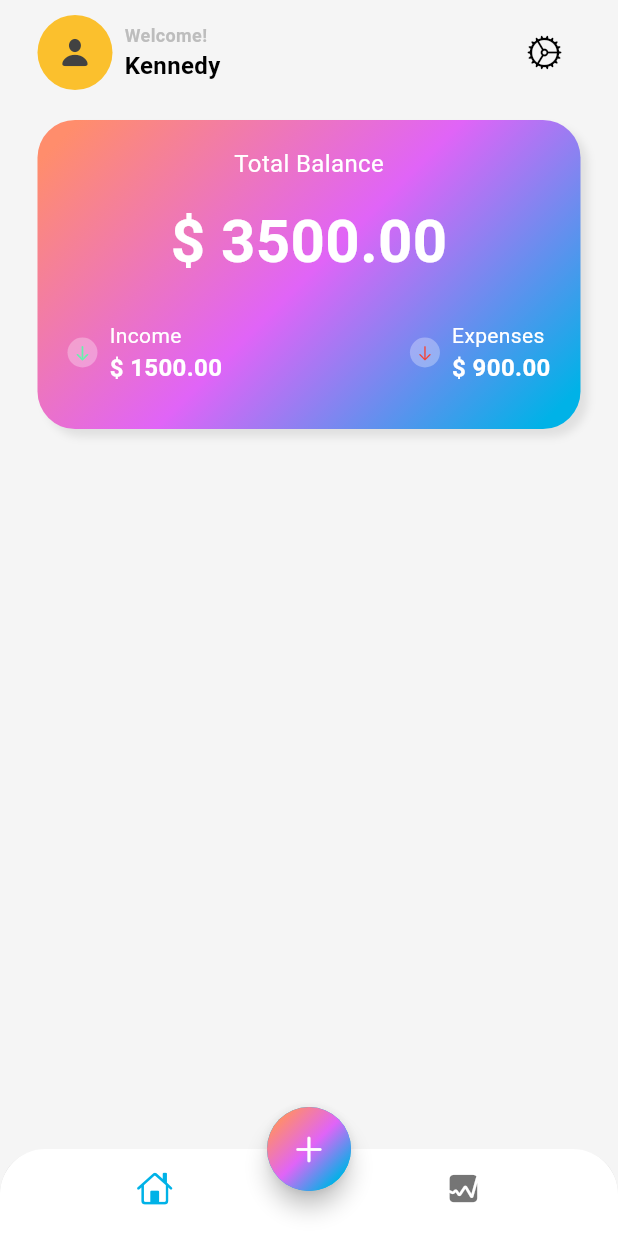
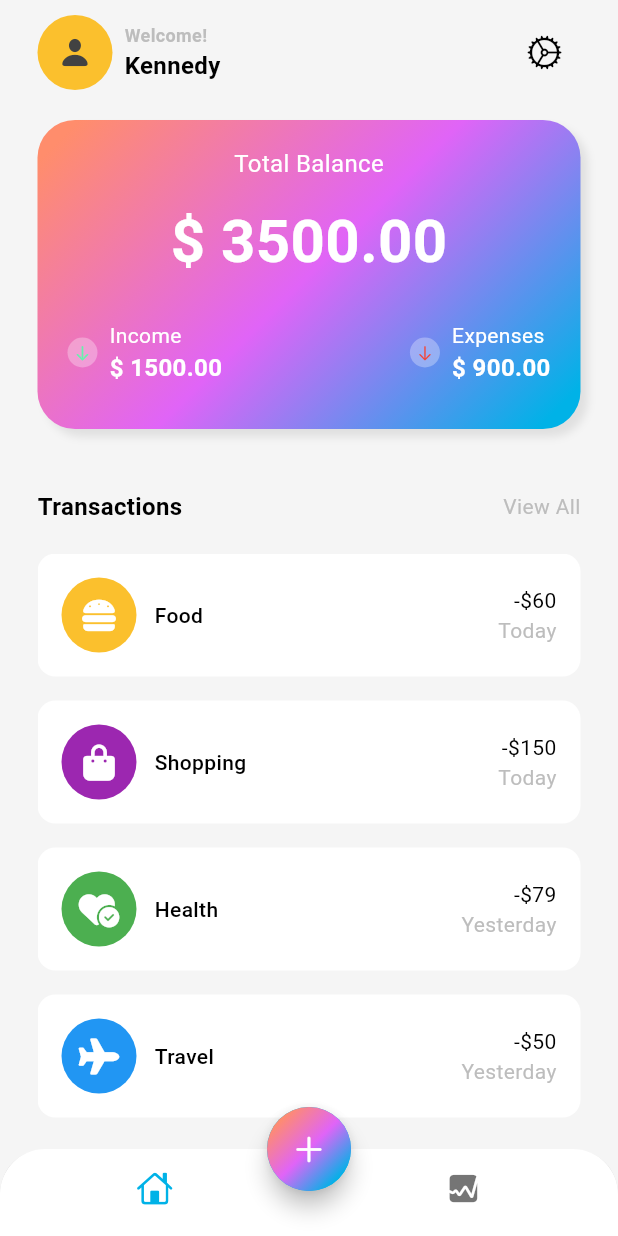
Before and after one commit to Kennedylelei/expenses_tracker, a Flutter app: the screen it shows after launch, on a phone screen of 412 x 824 dp. Run offline on Flutter 3.47's test engine with Material 3 defaults, Android fonts, the phone set to English and light mode, and no system bars; our stand-ins replace font_awesome_flutter.

Commit message:
created the transactions field

```diff
--- /dev/null
+++ b/lib/data/data.dart
@@ -0,0 +1,33 @@
+import 'package:flutter/material.dart';
+import 'package:font_awesome_flutter/font_awesome_flutter.dart';
+
+List<Map<String, dynamic>> transactionsData = [
+  {
+    'icon': const FaIcon(FontAwesomeIcons.burger, color: Colors.white),
+    'color': Colors.yellow[700],
+    'name': 'Food',
+    'totalAmount': '-\$60',
+    'date': 'Today',
+  },
+  {
+    'icon': const FaIcon(FontAwesomeIcons.bagShopping, color: Colors.white),
+    'color': Colors.purple,
+    'name': 'Shopping',
+    'totalAmount': '-\$150',
+    'date': 'Today',
+  },
+  {
+    'icon': const FaIcon(FontAwesomeIcons.heartCircleCheck, color: Colors.white),
+    'color': Colors.green,
+    'name': 'Health',
+    'totalAmount': '-\$79',
+    'date': 'Yesterday',
+  },
+  {
+    'icon': const FaIcon(FontAwesomeIcons.plane, color: Colors.white),
+    'color': Colors.blue,
+    'name': 'Travel',
+    'totalAmount': '-\$50',
+    'date': 'Yesterday',
+  },
+];
--- a/lib/screens/home/views/main_screen.dart
+++ b/lib/screens/home/views/main_screen.dart
@@ -1,5 +1,6 @@
 import 'dart:math';
 
+import 'package:expenses_tracker/data/data.dart';
 import 'package:flutter/cupertino.dart';
 import 'package:flutter/material.dart';
 import 'package:flutter/widgets.dart';
@@ -198,6 +199,106 @@ class MainScreen extends StatelessWidget {
                   )
                 ],
               ),
+            ),
+            const SizedBox(height: 40,),
+            Row(
+              mainAxisAlignment: MainAxisAlignment.spaceBetween,
+              children: [
+                Text(
+                  'Transactions',
+                  style: TextStyle(
+                    fontSize: 16,
+                    color: Theme.of(context).colorScheme.onSurface,
+                    fontWeight: FontWeight.bold
+                  ),
+                ),
+                GestureDetector(
+                  onTap: () {
+
+                  },
+                  child: Text(
+                    'View All',
+                    style: TextStyle(
+                      fontSize: 14,
+                      color: Theme.of(context).colorScheme.outline,
+                      fontWeight: FontWeight.w400
+                    ),
+                  ),
+                )
+              ],
+            ),
+            const SizedBox(height: 20),
+            Expanded(
+              child: ListView.builder(
+                itemCount: transactionsData.length,
+                itemBuilder: (context, int i) {
+                  return Padding(
+                    padding: const EdgeInsets.only(bottom: 16),
+                    child: Container(
+                      decoration: BoxDecoration(
+                        color: Colors.white,
+                        borderRadius: BorderRadius.circular(12)
+                      ),
+                      child: Padding(
+                        padding: const EdgeInsets.all(16.0),
+                        child: Row(
+                          mainAxisAlignment: MainAxisAlignment.spaceBetween,
+                          children: [
+                            Row(
+                              children: [
+                                Stack(
+                                  alignment: Alignment.center,
+                                  children: [
+                                    Container(
+                                      width: 50,
+                                      height: 50,
+                                      decoration: BoxDecoration(
+                                        color: transactionsData[i]['color'],
+                                        shape: BoxShape.circle
+                                      ),
+                                    ),
+                                    transactionsData[i]['icon']
+                                  ],
+                                ),
+                                const SizedBox(width: 12,),
+                                Text(
+                                  transactionsData[i]['name'],
+                                  style: TextStyle(
+                                    fontSize: 14,
+                                    color: Theme.of(context).colorScheme.onSurface,
+                                    fontWeight: FontWeight.w500
+                                  ),
+                                ),
+                              ],
+                            ),
+                            Column(
+                              crossAxisAlignment: CrossAxisAlignment.end,
+                              children: [
+                                Text(
+                                  transactionsData[i]['totalAmount'],
+                                  style: TextStyle(
+                                    fontSize: 14,
+                                    color: Theme.of(context).colorScheme.onSurface,
+                                    fontWeight: FontWeight.w400
+                                  ),
+                                ),
+                                Text(
+                                  transactionsData[i]['date'],
+                                  style: TextStyle(
+                                    fontSize: 14,
+                                    color: Theme.of(context).colorScheme.outline,
+                                    fontWeight: FontWeight.w400
+                                  ),
+                                ),
+                              ],
+                            )
+                          ],
+                        ),
+                      ),
+                    ),
+                  );
+                }
+              ),
             )
           ],
         ),
--- a/pubspec.yaml
+++ b/pubspec.yaml
@@ -35,6 +35,7 @@ dependencies:
   # The following adds the Cupertino Icons font to your application.
   # Use with the CupertinoIcons class for iOS style icons.
   cupertino_icons: ^1.0.6
+  font_awesome_flutter: ^10.6.0
 
 dev_dependencies:
   flutter_test:
```
Also changed, not shown: pubspec.lock.
